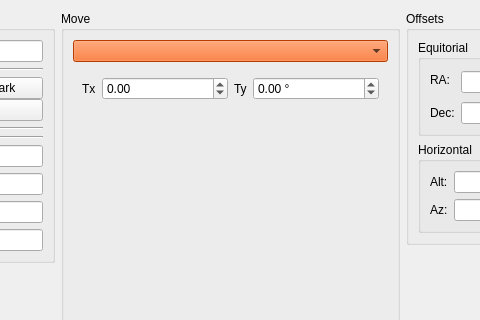
Old version of the form pyobs_gui/qt/telescopewidget.ui in the repository pyobs/pyobs-gui; both pictures show x 140 to 620 and y 0 to 320 of the 1019 by 652 pixel window.
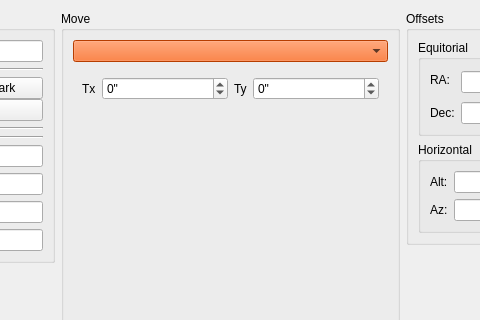
New version of the form. The open tabs and pages were chosen to show the change. Icons and pictures are not drawn. Custom widgets are drawn as their Qt base class.

Commit message: changed default unit in GUI to arcsec, and in logic to degree

```diff
--- a/pyobs_gui/qt/telescopewidget.ui
+++ b/pyobs_gui/qt/telescopewidget.ui
@@ -992,7 +992,7 @@
                </widget>
               </item>
               <item>
-               <widget class="QDoubleSpinBox" name="spinMoveHelioProjectiveRadialTx">
+               <widget class="QSpinBox" name="spinMoveHelioProjectiveRadialTx">
                 <property name="sizePolicy">
                  <sizepolicy hsizetype="Expanding" vsizetype="Fixed">
                   <horstretch>0</horstretch>
@@ -1000,19 +1000,16 @@
                  </sizepolicy>
                 </property>
                 <property name="suffix">
+                 <string>&quot;</string>
+                </property>
+                <property name="prefix">
                  <string/>
                 </property>
                 <property name="minimum">
-                 <double>-180.000000000000000</double>
+                 <number>-9999</number>
                 </property>
                 <property name="maximum">
-                 <double>180.000000000000000</double>
-                </property>
-                <property name="singleStep">
-                 <double>0.100000000000000</double>
-                </property>
-                <property name="value">
-                 <double>0.000000000000000</double>
+                 <number>9999</number>
                 </property>
                </widget>
               </item>
@@ -1024,7 +1021,7 @@
                </widget>
               </item>
               <item>
-               <widget class="QDoubleSpinBox" name="spinMoveHelioProjectiveRadialTy">
+               <widget class="QSpinBox" name="spinMoveHelioProjectiveRadialTy">
                 <property name="sizePolicy">
                  <sizepolicy hsizetype="Expanding" vsizetype="Fixed">
                   <horstretch>0</horstretch>
@@ -1032,13 +1029,13 @@
                  </sizepolicy>
                 </property>
                 <property name="suffix">
-                 <string> °</string>
+                 <string>&quot;</string>
                 </property>
                 <property name="minimum">
-                 <double>-90.000000000000000</double>
+                 <number>-9999</number>
                 </property>
                 <property name="maximum">
-                 <double>90.000000000000000</double>
+                 <number>9999</number>
                 </property>
                </widget>
               </item>
```
Left out of the diff: 2 changed lines with no effect on the pictures. The commit also changes 2 other files.
